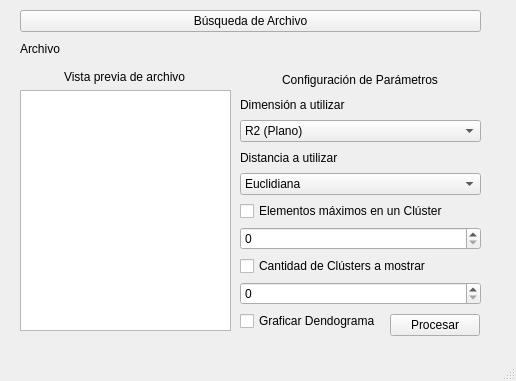
GabrielDehner/IA2, file Interfaz UI/Inteligencia.ui: the form before one commit.
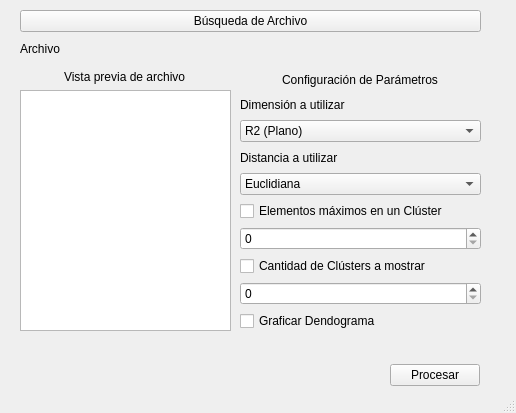
The form after the commit.

Commit message: Interfaz en qt4designer con widget

Diff of the .ui file:
```diff
--- a/Interfaz UI/Inteligencia.ui
+++ b/Interfaz UI/Inteligencia.ui
@@ -7,7 +7,7 @@
     <x>0</x>
     <y>0</y>
     <width>516</width>
-    <height>381</height>
+    <height>413</height>
    </rect>
   </property>
   <property name="windowTitle">
@@ -120,7 +120,7 @@
     <property name="geometry">
      <rect>
       <x>390</x>
-      <y>310</y>
+      <y>360</y>
       <width>91</width>
       <height>31</height>
      </rect>
```
